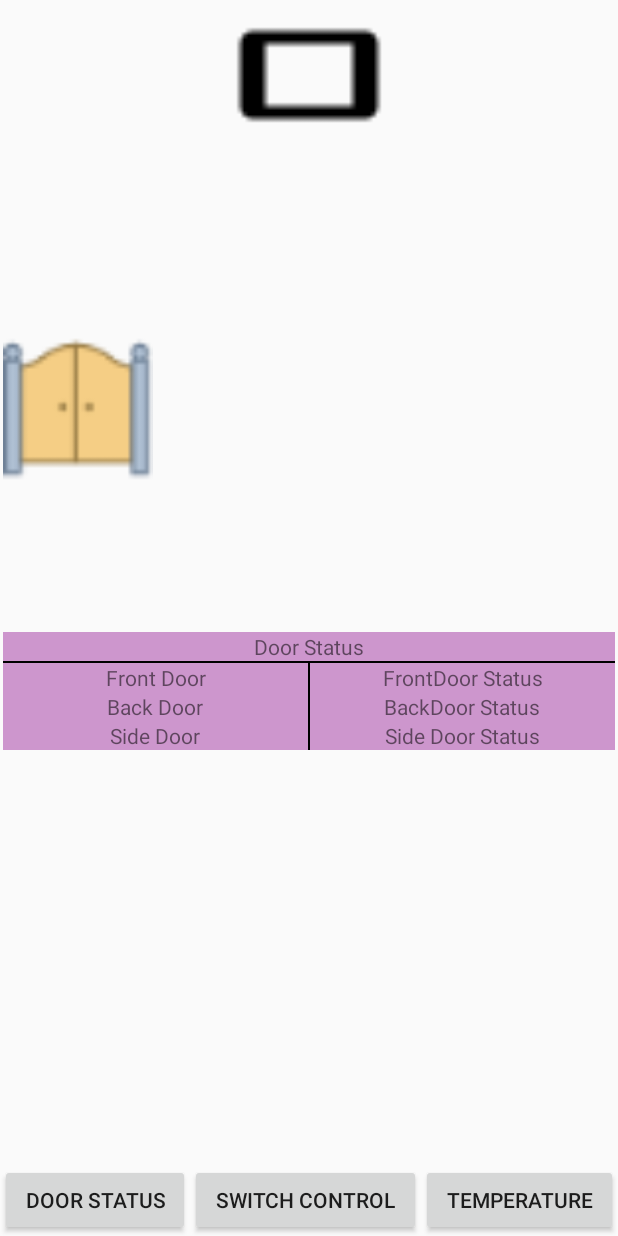
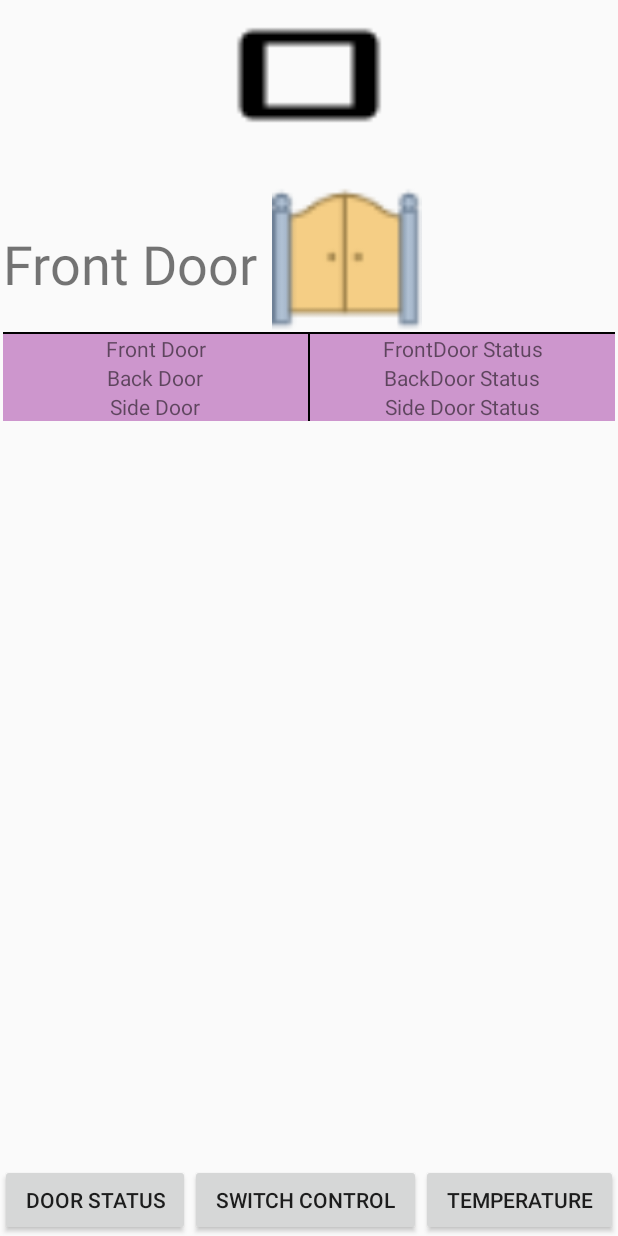
Before and after one commit to saisupriyacv/SmartHome, an Android app: the SecureMainActivity screen opened directly, with no data from a screen before it, after a tap on "DOOR STATUS", on a phone screen of 412 x 824 dp. Run offline under Robolectric (Android 15) with nearby library versions, the phone set to English and light mode, and no system bars; libraries missing offline, so code that uses them is left out: com.amazonaws.auth, com.amazonaws.mobileconnectors, com.amazonaws.regions, com.amazonaws.services; 27 statements that could not run were skipped.

Commit message:
Added notifications with hardwired text

```diff
--- a/app/build.gradle
+++ b/app/build.gradle
@@ -5,7 +5,7 @@ android {
     buildToolsVersion "24.0.2"
     defaultConfig {
         applicationId "com.smarthome"
-        minSdkVersion 19
+        minSdkVersion 21
         targetSdkVersion 24
         versionCode 1
         versionName "1.0"
@@ -19,6 +19,8 @@ android {
             minifyEnabled false
             proguardFiles getDefaultProguardFile('proguard-android.txt'), 'proguard-rules.pro'
         }
+    }
+    productFlavors {
     }
 }
 
--- a/app/src/main/java/com/smarthome/ShadowApplication.java
+++ b/app/src/main/java/com/smarthome/ShadowApplication.java
@@ -3,8 +3,10 @@ package com.smarthome;
 import android.app.Activity;
 import android.app.Application;
 import android.os.Bundle;
+import android.util.Log;
 
 import com.amazonaws.mobileconnectors.iot.AWSIotMqttManager;
+import com.smarthome.ui.activity.SecureMainActivity;
 
 import java.util.UUID;
 
@@ -16,6 +18,8 @@ public class ShadowApplication extends Application implements Application.Activi
 
     private static final String CUSTOMER_SPECIFIC_ENDPOINT = "a2kc9la4cp40qj.iot.us-east-1.amazonaws.com";
     public static ShadowApplication mInstance;
+    final String TAG = ShadowApplication.class.getSimpleName();
+
 
     public AWSIotMqttManager mqttManager;
     private boolean misActivitypassed;
@@ -39,26 +43,33 @@ public class ShadowApplication extends Application implements Application.Activi
 
     @Override
     public void onActivityCreated(Activity activity, Bundle savedInstanceState) {
+        Log.d(TAG, "on create");
+
 
     }
 
     @Override
     public void onActivityStarted(Activity activity) {
+        Log.d(TAG, "on Start");
 
     }
 
     @Override
     public void onActivityResumed(Activity activity) {
+        Log.d(TAG, "on Resumed");
+        misActivitypassed = false;
 
     }
 
     @Override
     public void onActivityPaused(Activity activity) {
         misActivitypassed = true;
+        Log.d(TAG, "on pause");
     }
 
     @Override
     public void onActivityStopped(Activity activity) {
+        Log.d(TAG, "on activity stopped");
 
     }
 
@@ -69,6 +80,7 @@ public class ShadowApplication extends Application implements Application.Activi
 
     @Override
     public void onActivityDestroyed(Activity activity) {
+        Log.d(TAG, "on Destroyed");
 
     }
 
--- a/app/src/main/java/com/smarthome/data/SubscribeToTopic.java
+++ b/app/src/main/java/com/smarthome/data/SubscribeToTopic.java
@@ -58,7 +58,6 @@ public class SubscribeToTopic implements AWSIotMqttNewMessageCallback  {
                     ((SecureMainActivity)mActivity).executeShadowTask();
                     if(ShadowApplication.getInstance().isMisActivitypassed()){
 
-
                        ((SecureMainActivity) mActivity).Notify("hi","hello");
                     }
                 } catch (UnsupportedEncodingException e) {
--- a/app/src/main/java/com/smarthome/ui/SecureAWSIotMqttClientManager.java
+++ b/app/src/main/java/com/smarthome/ui/SecureAWSIotMqttClientManager.java
@@ -6,9 +6,7 @@ import com.amazonaws.mobileconnectors.iot.AWSIotMqttClientStatusCallback;
 import com.smarthome.Constants;
 import com.smarthome.ui.listener.ClientMqttStatusListener;
 
-/**
- * Created by sukesh.venkata on 12/4/16.
- */
+
 
 public class SecureAWSIotMqttClientManager implements AWSIotMqttClientStatusCallback {
 
--- a/app/src/main/java/com/smarthome/ui/fragment/DoorFragment.java
+++ b/app/src/main/java/com/smarthome/ui/fragment/DoorFragment.java
@@ -6,6 +6,7 @@ import android.app.Fragment;
 import android.view.LayoutInflater;
 import android.view.View;
 import android.view.ViewGroup;
+import android.widget.ImageView;
 import android.widget.TextView;
 
 import com.smarthome.R;
@@ -26,6 +27,7 @@ public class DoorFragment extends BaseFragment {
 
         View view = inflater.inflate(R.layout.doorfragment, container, false);
         text1 = (TextView) view.findViewById(R.id.FrontDoor);
+        ImageView img = (ImageView) view.findViewById(R.id.doorimage);
         text2 = (TextView) view.findViewById(R.id.BackDoor);
         text3 = (TextView) view.findViewById(R.id.SideDoor);
         //Please add this in your Fragment in order to access doors
@@ -34,7 +36,7 @@ public class DoorFragment extends BaseFragment {
             SecureMainActivity myactivity = (SecureMainActivity) activity;
             obj = myactivity.GetObject();
         }
-        text1.setText(((SmartHomeStatus) obj).getState().getReported().getDoors().getFrontDoor());
+       text1.setText(((SmartHomeStatus) obj).getState().getReported().getDoors().getFrontDoor());
         text2.setText(((SmartHomeStatus) obj).getState().getReported().getDoors().getBackDoor());
         text2.setText(((SmartHomeStatus) obj).getState().getReported().getDoors().getSideDoor());
 
@@ -46,7 +48,7 @@ public class DoorFragment extends BaseFragment {
 
         if (object instanceof SmartHomeStatus) {
             SmartHomeStatus smartHomeStatus = (SmartHomeStatus) object;
-            text1.setText(smartHomeStatus.getState().getReported().getDoors().getFrontDoor());
+           // text1.setText(smartHomeStatus.getState().getReported().getDoors().getFrontDoor());
             text2.setText(smartHomeStatus.getState().getReported().getDoors().getBackDoor());
             text2.setText(smartHomeStatus.getState().getReported().getDoors().getSideDoor());
         }
--- a/app/src/main/res/layout/doorfragment.xml
+++ b/app/src/main/res/layout/doorfragment.xml
@@ -4,19 +4,32 @@
     android:layout_width="match_parent"
     android:layout_height="match_parent"
     android:orientation="vertical" >
+    <LinearLayout
+        android:layout_width="wrap_content"
+        android:layout_height="wrap_content"
+        android:orientation="horizontal">
 
-    <ImageView
-        android:layout_width="100dp"
-        android:layout_height="300dp"
-        android:src="@drawable/frontgateclosed"
-        />
+        <TextView
+            android:layout_width="wrap_content"
+            android:layout_height="wrap_content"
+            android:gravity="left"
+            android:id="@+id/doortxt"
+            android:text="Front Door"
+            android:layout_weight="1"
+            android:textSize="36sp"
+            android:paddingTop="30dp"
+            android:paddingRight="10dp"/>
+        <ImageView
+            android:layout_width="100dp"
+            android:layout_height="100dp"
+            android:id="@+id/doorimage"
+            android:src="@drawable/frontgateclosed"
+            android:layout_weight="1"/>
 
-    <TextView
-        android:layout_width="match_parent"
-        android:layout_height="wrap_content"
-        android:background="#CD96CD"
-        android:gravity="center"
-        android:text="Door Status" />
+
+
+
+    </LinearLayout>
 
     <View
         android:layout_width="match_parent"
@@ -35,7 +48,7 @@
             android:gravity="center"
             android:background="#CD96CD"
             android:text="Front Door"
-            />
+            android:id="@+id/FrontDoor" />
 
         <View
             android:layout_width="1dp"
```
Also changed, not shown: app/src/main/java/com/smarthome/ui/activity/SecureMainActivity.java (+25 -7 lines).
